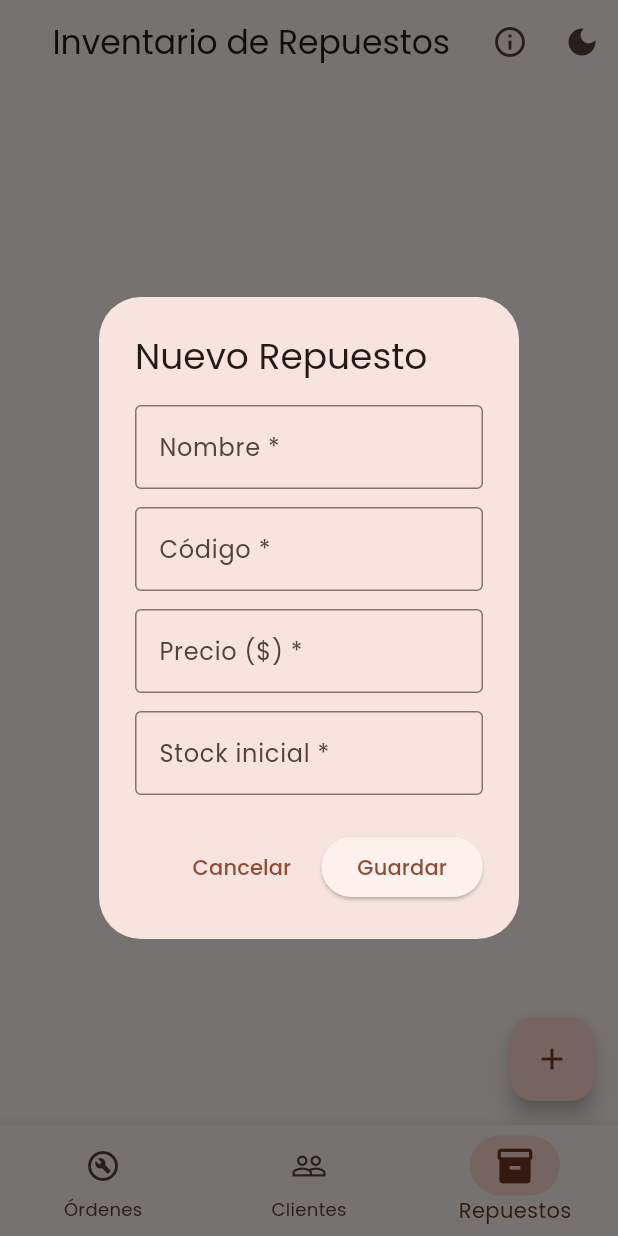
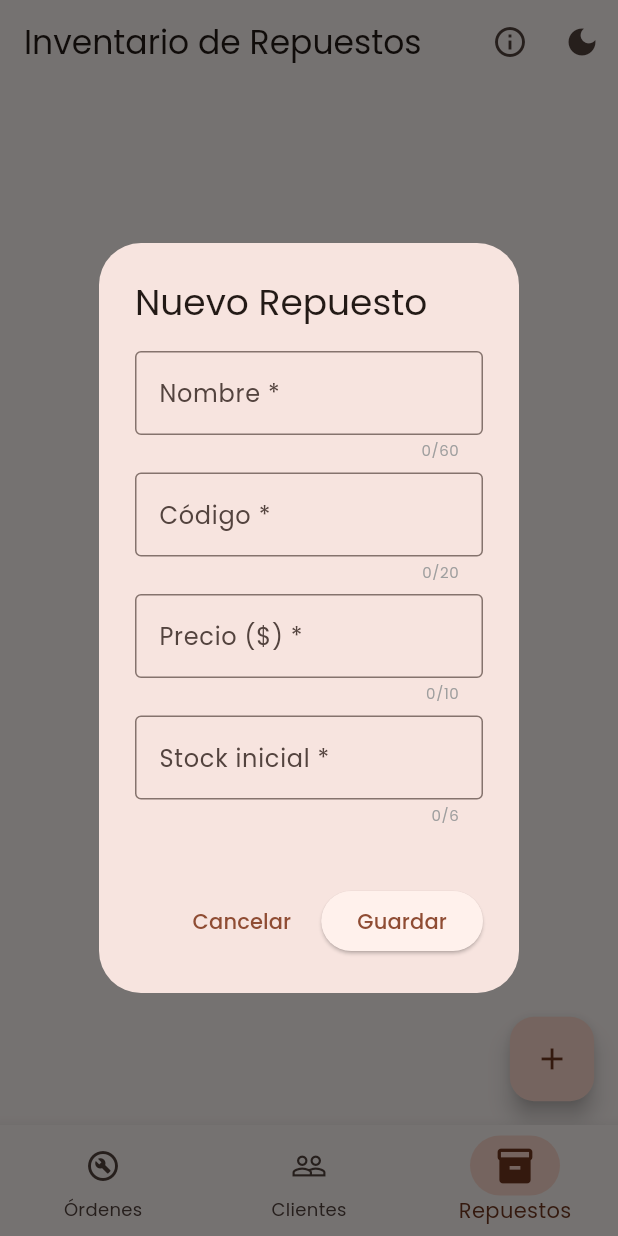
Before and after one commit to Yosbiel/El-Piston-App, a Flutter app: the screen it shows after launch, item 3 of the bottom bar chosen, after a tap on the "add" icon, on a phone screen of 412 x 824 dp. Run offline on Flutter 3.47's test engine with Material 3 defaults, Android fonts, the phone set to English and light mode, and no system bars; our stand-ins replace drift; accounts and stored records are empty.

Commit message:
Refactor: Animaciones compartidas, toasts, pantalla de carga y mejoras de UX

```diff
--- a/lib/main.dart
+++ b/lib/main.dart
@@ -7,15 +7,11 @@ import 'views/repuestos_screen.dart';
 
 void main() async {
   WidgetsFlutterBinding.ensureInitialized();
-  final db = AppDatabase(AppDatabase.openConnection());
-  await db.crearTablas();
-  final repo = Repositorio(db);
-  runApp(MyApp(repo: repo));
+  runApp(const MyApp());
 }
 
 class MyApp extends StatefulWidget {
-  final Repositorio repo;
-  const MyApp({super.key, required this.repo});
+  const MyApp({super.key});
 
   @override
   State<MyApp> createState() => _MyAppState();
@@ -23,26 +19,32 @@ class MyApp extends StatefulWidget {
 
 class _MyAppState extends State<MyApp> {
   ThemeMode _themeMode = ThemeMode.system;
+  late Future<Repositorio> _initFuture;
 
   @override
   void initState() {
     super.initState();
-    _cargarTema();
+    _initFuture = _inicializarApp();
   }
 
-  void _cargarTema() async {
-    final tema = await widget.repo.obtenerTema();
+  Future<Repositorio> _inicializarApp() async {
+    final db = AppDatabase(AppDatabase.openConnection());
+    await db.crearTablas();
+    final repo = Repositorio(db);
+    final tema = await repo.obtenerTema();
     if (tema != null && mounted) {
       setState(() {
         _themeMode = tema == 'dark' ? ThemeMode.dark : ThemeMode.light;
       });
     }
+    return repo;
   }
 
   void _cambiarTema() async {
     final nuevoModo = _themeMode == ThemeMode.light ? ThemeMode.dark : ThemeMode.light;
     setState(() => _themeMode = nuevoModo);
-    await widget.repo.guardarTema(nuevoModo == ThemeMode.dark ? 'dark' : 'light');
+    final repo = await _initFuture;
+    await repo.guardarTema(nuevoModo == ThemeMode.dark ? 'dark' : 'light');
   }
 
   @override
@@ -55,17 +57,50 @@ class _MyAppState extends State<MyApp> {
         useMaterial3: true,
         colorScheme: ColorScheme.fromSeed(seedColor: const Color(0xFFE65100), brightness: Brightness.light),
         fontFamily: 'Poppins',
-        appBarTheme: const AppBarTheme(centerTitle: true, elevation: 0),
+        appBarTheme: const AppBarTheme(centerTitle: false, elevation: 0),
       ),
       darkTheme: ThemeData(
         useMaterial3: true,
         colorScheme: ColorScheme.fromSeed(seedColor: const Color(0xFFE65100), brightness: Brightness.dark),
         fontFamily: 'Poppins',
-        appBarTheme: const AppBarTheme(centerTitle: true, elevation: 0),
+        appBarTheme: const AppBarTheme(centerTitle: false, elevation: 0),
       ),
-      home: MainScreen(
-        repo: widget.repo,
-        onCambiarTema: _cambiarTema,
+      home: FutureBuilder<Repositorio>(
+        future: _initFuture,
+        builder: (context, snapshot) {
+          if (snapshot.connectionState == ConnectionState.waiting) {
+            return const _PantallaCarga();
+          }
+          if (snapshot.hasError) {
+            return Scaffold(body: Center(child: Text('Error: ${snapshot.error}')));
+          }
+          final repo = snapshot.data!;
+          return MainScreen(repo: repo, onCambiarTema: _cambiarTema);
+        },
+      ),
+    );
+  }
+}
+
+class _PantallaCarga extends StatelessWidget {
+  const _PantallaCarga();
+
+  @override
+  Widget build(BuildContext context) {
+    return Scaffold(
+      body: Center(
+        child: Column(
+          mainAxisAlignment: MainAxisAlignment.center,
+          children: [
+            Icon(Icons.build, size: 80, color: Theme.of(context).colorScheme.primary),
+            const SizedBox(height: 24),
+            const Text('El Pistón', style: TextStyle(fontSize: 24, fontWeight: FontWeight.bold)),
+            const SizedBox(height: 32),
+            const CircularProgressIndicator(),
+            const SizedBox(height: 16),
+            const Text('Cargando taller...', style: TextStyle(color: Colors.grey)),
+          ],
+        ),
       ),
     );
   }
@@ -82,37 +117,37 @@ class MainScreen extends StatefulWidget {
 
 class _MainScreenState extends State<MainScreen> {
   int _index = 0;
+  final PageController _pageController = PageController();
   final _titulos = ['Órdenes de Servicio', 'Clientes', 'Inventario de Repuestos'];
 
   void _mostrarInformacion() {
-    showAboutDialog(
-      context: context, // <-- Ahora este context está dentro del MaterialApp
-      applicationName: 'El Pistón - Gestión de Taller',
-      applicationVersion: '1.0.0',
-      applicationIcon: const Icon(Icons.build, size: 50, color: Colors.orange),
-      children: [
-        const SizedBox(height: 16),
-        const Text(
-          'Aplicación para la gestión de clientes, vehículos, órdenes de servicio y repuestos del taller El Pistón.',
-          textAlign: TextAlign.center,
+    showDialog(
+      context: context,
+      builder: (ctx) => AlertDialog(
+        title: Row(
+          children: const [
+            Icon(Icons.build, color: Colors.orange),
+            SizedBox(width: 8),
+            Text('El Pistón'),
+          ],
         ),
-        const SizedBox(height: 16),
-        const Text(
-          'Desarrollado por:',
-          style: TextStyle(fontWeight: FontWeight.bold),
-          textAlign: TextAlign.center,
+        content: Column(
+          mainAxisSize: MainAxisSize.min,
+          children: const [
+            Text('Gestión de Taller', style: TextStyle(fontWeight: FontWeight.bold, fontSize: 16)),
+            SizedBox(height: 12),
+            Text('Aplicación para la gestión de clientes, vehículos, órdenes de servicio y repuestos del taller El Pistón.', textAlign: TextAlign.center),
+            SizedBox(height: 16),
+            Text('Desarrollado por:', style: TextStyle(fontWeight: FontWeight.bold)),
+            Text('Yosbiel Alejandro Díaz Cala'),
+            SizedBox(height: 8),
+            Text('Asignatura: Programación para Dispositivos Móviles', style: TextStyle(fontSize: 12, fontStyle: FontStyle.italic), textAlign: TextAlign.center),
+          ],
         ),
-        const Text(
-          'Yosbiel Alejandro Díaz Cala',
-          textAlign: TextAlign.center,
-        ),
-        const SizedBox(height: 8),
-        const Text(
-          'Asignatura: Programación para Dispositivos Móviles',
-          style: TextStyle(fontSize: 12, fontStyle: FontStyle.italic),
-          textAlign: TextAlign.center,
-        ),
-      ],
+        actions: [
+          TextButton(onPressed: () => Navigator.pop(ctx), child: const Text('Cerrar')),
+        ],
+      ),
     );
   }
 
@@ -130,7 +165,7 @@ class _MainScreenState extends State<MainScreen> {
         actions: [
           IconButton(
             icon: const Icon(Icons.info_outline),
-            onPressed: _mostrarInformacion, // <-- Llamada directa
+            onPressed: _mostrarInformacion,
             tooltip: 'Información',
           ),
           IconButton(
@@ -140,10 +175,16 @@ class _MainScreenState extends State<MainScreen> {
           ),
         ],
       ),
-      body: IndexedStack(index: _index, children: screens),
+      body: PageView(
+        controller: _pageController,
+        onPageChanged: (i) => setState(() => _index = i),
+        children: screens,
+      ),
       bottomNavigationBar: BottomNavigationBar(
         currentIndex: _index,
-        onTap: (i) => setState(() => _index = i),
+        onTap: (i) {
+          _pageController.animateToPage(i, duration: const Duration(milliseconds: 300), curve: Curves.easeInOut);
+        },
         type: BottomNavigationBarType.fixed,
         backgroundColor: Theme.of(context).colorScheme.surface,
         selectedItemColor: Theme.of(context).colorScheme.onPrimaryContainer,
@@ -161,33 +202,18 @@ class _MainScreenState extends State<MainScreen> {
     );
   }
 
-  BottomNavigationBarItem _buildItem(
-    BuildContext context, {
-    required IconData icon,
-    required IconData selectedIcon,
-    required String label,
-    required int index,
-  }) {
+  BottomNavigationBarItem _buildItem(BuildContext context, {required IconData icon, required IconData selectedIcon, required String label, required int index}) {
     final isSelected = _index == index;
     final colorScheme = Theme.of(context).colorScheme;
-
     return BottomNavigationBarItem(
       icon: Container(
         padding: const EdgeInsets.symmetric(horizontal: 16, vertical: 6),
-        decoration: isSelected
-            ? BoxDecoration(
-                color: colorScheme.primaryContainer,
-                borderRadius: BorderRadius.circular(20),
-              )
-            : null,
+        decoration: isSelected ? BoxDecoration(color: colorScheme.primaryContainer, borderRadius: BorderRadius.circular(20)) : null,
         child: Icon(icon, color: isSelected ? colorScheme.onPrimaryContainer : colorScheme.onSurfaceVariant),
       ),
       activeIcon: Container(
         padding: const EdgeInsets.symmetric(horizontal: 16, vertical: 6),
-        decoration: BoxDecoration(
-          color: colorScheme.primaryContainer,
-          borderRadius: BorderRadius.circular(20),
-        ),
+        decoration: BoxDecoration(color: colorScheme.primaryContainer, borderRadius: BorderRadius.circular(20)),
         child: Icon(selectedIcon, color: colorScheme.onPrimaryContainer),
       ),
       label: label,
--- a/lib/views/repuestos_screen.dart
+++ b/lib/views/repuestos_screen.dart
@@ -1,6 +1,8 @@
 import 'package:flutter/material.dart';
 import '../data/repositorio.dart';
 import '../models/repuesto.dart';
+import '../widgets/animaciones.dart';
+import '../utils/toast.dart';
 
 class RepuestosScreen extends StatefulWidget {
   final Repositorio repo;
@@ -24,24 +26,6 @@ class _RepuestosScreenState extends State<RepuestosScreen> {
     if (mounted) setState(() => _repuestos = data);
   }
 
-  void _mostrarToast(String mensaje, {bool esError = false}) {
-    ScaffoldMessenger.of(context).showSnackBar(
-      SnackBar(
-        content: Row(
-          children: [
-            Icon(esError ? Icons.error : Icons.check_circle, color: Colors.white),
-            const SizedBox(width: 8),
-            Expanded(child: Text(mensaje)),
-          ],
-        ),
-        backgroundColor: esError ? Colors.red : Colors.green,
-        behavior: SnackBarBehavior.floating,
-        shape: RoundedRectangleBorder(borderRadius: BorderRadius.circular(10)),
-        duration: const Duration(seconds: 2),
-      ),
-    );
-  }
-
   void _eliminar(Repuesto r) {
     showDialog(
       context: context,
@@ -56,7 +40,7 @@ class _RepuestosScreenState extends State<RepuestosScreen> {
               await widget.repo.eliminarRepuesto(r.id!);
               if (ctx.mounted) Navigator.pop(ctx);
               _cargar();
-              _mostrarToast('Repuesto eliminado');
+              mostrarToast(context, 'Repuesto eliminado');
             },
             child: const Text('Eliminar'),
           ),
@@ -78,32 +62,46 @@ class _RepuestosScreenState extends State<RepuestosScreen> {
       builder: (ctx) => StatefulBuilder(
         builder: (context, setStateDialog) {
           return AlertDialog(
+            insetPadding: const EdgeInsets.symmetric(horizontal: 20, vertical: 24),
             title: const Text('Nuevo Repuesto'),
             content: Form(
               key: formKey,
               child: SingleChildScrollView(
+                padding: const EdgeInsets.only(bottom: 16),
                 child: Column(
                   mainAxisSize: MainAxisSize.min,
                   children: [
                     TextFormField(
                       controller: nombreCtrl,
-                      decoration: const InputDecoration(labelText: 'Nombre *', border: OutlineInputBorder()),
+                      maxLength: 60,
+                      decoration: const InputDecoration(
+                        labelText: 'Nombre *',
+                        border: OutlineInputBorder(),
+                        counterStyle: TextStyle(fontSize: 10, color: Colors.grey),
+                      ),
                       validator: (v) => v == null || v.trim().isEmpty ? 'Obligatorio' : null,
                     ),
-                    const SizedBox(height: 12),
+                    const SizedBox(height: 8),
                     TextFormField(
                       controller: codigoCtrl,
+                      maxLength: 20,
                       decoration: InputDecoration(
                         labelText: 'Código *',
                         border: const OutlineInputBorder(),
-                        errorText: _errorCodigo, // Mostramos el error aquí
+                        errorText: _errorCodigo,
+                        counterStyle: const TextStyle(fontSize: 10, color: Colors.grey),
                       ),
                       validator: (v) => v == null || v.trim().isEmpty ? 'Obligatorio' : null,
                     ),
-                    const SizedBox(height: 12),
+                    const SizedBox(height: 8),
                     TextFormField(
                       controller: precioCtrl,
-                      decoration: const InputDecoration(labelText: 'Precio (\$) *', border: OutlineInputBorder()),
+                      maxLength: 10,
+                      decoration: const InputDecoration(
+                        labelText: 'Precio (\$) *',
+                        border: OutlineInputBorder(),
+                        counterStyle: TextStyle(fontSize: 10, color: Colors.grey),
+                      ),
                       keyboardType: const TextInputType.numberWithOptions(decimal: true),
                       validator: (v) {
                         if (v == null || v.trim().isEmpty) return 'Obligatorio';
@@ -112,10 +110,15 @@ class _RepuestosScreenState extends State<RepuestosScreen> {
                         return null;
                       },
                     ),
-                    const SizedBox(height: 12),
+                    const SizedBox(height: 8),
                     TextFormField(
                       controller: stockCtrl,
-                      decoration: const InputDecoration(labelText: 'Stock inicial *', border: OutlineInputBorder()),
+                      maxLength: 6,
+                      decoration: const InputDecoration(
+                        labelText: 'Stock inicial *',
+                        border: OutlineInputBorder(),
+                        counterStyle: TextStyle(fontSize: 10, color: Colors.grey),
+                      ),
                       keyboardType: TextInputType.number,
                       validator: (v) {
                         if (v == null || v.trim().isEmpty) return 'Obligatorio';
@@ -135,9 +138,7 @@ class _RepuestosScreenState extends State<RepuestosScreen> {
                   if (formKey.currentState!.validate()) {
                     final codigo = codigoCtrl.text.trim();
                     if (await widget.repo.existeCodigoRepuesto(codigo)) {
-                      setStateDialog(() {
-                        _errorCodigo = 'Ese código ya está registrado';
-                      });
+                      setStateDialog(() => _errorCodigo = 'Ese código ya está registrado');
                       return;
                     }
                     setStateDialog(() => _errorCodigo = null);
@@ -149,7 +150,7 @@ class _RepuestosScreenState extends State<RepuestosScreen> {
                     ));
                     if (ctx.mounted) Navigator.pop(ctx);
                     _cargar();
-                    _mostrarToast('Repuesto guardado con éxito');
+                    mostrarToast(context, 'Repuesto guardado con éxito');
                   }
                 },
                 child: const Text('Guardar'),
@@ -165,14 +166,16 @@ class _RepuestosScreenState extends State<RepuestosScreen> {
   Widget build(BuildContext context) {
     return Scaffold(
       body: _repuestos.isEmpty
-          ? const Center(child: Text('No hay repuestos en inventario'))
+          ? const AnimatedEmptyText(texto: 'No hay repuestos en inventario')
           : ListView.builder(
               padding: const EdgeInsets.all(12),
               itemCount: _repuestos.length,
               itemBuilder: (_, i) {
                 final r = _repuestos[i];
                 final stockBajo = r.stock < 5;
-                return Card(
+                return AnimatedCard(
+                  index: i,
+                  child: Card(
                     elevation: 2,
                     margin: const EdgeInsets.only(bottom: 8),
                     child: ListTile(
@@ -200,13 +203,11 @@ class _RepuestosScreenState extends State<RepuestosScreen> {
                         ],
                       ),
                     ),
+                  ),
                 );
               },
             ),
-      floatingActionButton: FloatingActionButton(
-        onPressed: _mostrarFormulario,
-        child: const Icon(Icons.add),
-      ),
+      floatingActionButton: AnimatedFab(onPressed: _mostrarFormulario),
     );
   }
 }
--- /dev/null
+++ b/lib/widgets/animaciones.dart
@@ -0,0 +1,127 @@
+import 'package:flutter/material.dart';
+
+// Animación para las tarjetas (fade + slide up)
+class AnimatedCard extends StatefulWidget {
+  final Widget child;
+  final int index;
+  const AnimatedCard({super.key, required this.child, required this.index});
+
+  @override
+  State<AnimatedCard> createState() => _AnimatedCardState();
+}
+
+class _AnimatedCardState extends State<AnimatedCard> with SingleTickerProviderStateMixin {
+  late AnimationController _controller;
+  late Animation<double> _opacity;
+  late Animation<Offset> _slide;
+
+  @override
+  void initState() {
+    super.initState();
+    _controller = AnimationController(vsync: this, duration: const Duration(milliseconds: 350));
+    _opacity = Tween<double>(begin: 0, end: 1).animate(CurvedAnimation(parent: _controller, curve: Curves.easeOut));
+    _slide = Tween<Offset>(begin: const Offset(0, 0.2), end: Offset.zero).animate(CurvedAnimation(parent: _controller, curve: Curves.easeOut));
+    Future.delayed(Duration(milliseconds: widget.index * 50), () {
+      if (mounted) _controller.forward();
+    });
+  }
+
+  @override
+  void dispose() {
+    _controller.dispose();
+    super.dispose();
+  }
+
+  @override
+  Widget build(BuildContext context) {
+    return FadeTransition(
+      opacity: _opacity,
+      child: SlideTransition(position: _slide, child: widget.child),
+    );
+  }
+}
+
+// Animación para los textos vacíos (fade + slide up con rebote)
+class AnimatedEmptyText extends StatefulWidget {
+  final String texto;
+  const AnimatedEmptyText({super.key, required this.texto});
+
+  @override
+  State<AnimatedEmptyText> createState() => _AnimatedEmptyTextState();
+}
+
+class _AnimatedEmptyTextState extends State<AnimatedEmptyText> with SingleTickerProviderStateMixin {
+  late AnimationController _controller;
+  late Animation<double> _opacity;
+  late Animation<Offset> _slide;
+
+  @override
+  void initState() {
+    super.initState();
+    _controller = AnimationController(vsync: this, duration: const Duration(milliseconds: 500));
+    _opacity = Tween<double>(begin: 0, end: 1).animate(CurvedAnimation(parent: _controller, curve: Curves.easeOut));
+    _slide = Tween<Offset>(begin: const Offset(0, 0.3), end: Offset.zero).animate(CurvedAnimation(parent: _controller, curve: Curves.easeOutBack));
+    _controller.forward();
+  }
+
+  @override
+  void dispose() {
+    _controller.dispose();
+    super.dispose();
+  }
+
+  @override
+  Widget build(BuildContext context) {
+    return Center(
+      child: FadeTransition(
+        opacity: _opacity,
+        child: SlideTransition(
+          position: _slide,
+          child: Text(widget.texto, style: const TextStyle(fontSize: 16, color: Colors.grey)),
+        ),
+      ),
+    );
+  }
+}
+
+// Animación para el botón flotante (boing-boing)
+class AnimatedFab extends StatefulWidget {
+  final VoidCallback onPressed;
+  const AnimatedFab({super.key, required this.onPressed});
+
+  @override
+  State<AnimatedFab> createState() => _AnimatedFabState();
+}
+
+class _AnimatedFabState extends State<AnimatedFab> with SingleTickerProviderStateMixin {
+  late AnimationController _controller;
+  late Animation<double> _scale;
+
+  @override
+  void initState() {
+    super.initState();
+    _controller = AnimationController(vsync: this, duration: const Duration(milliseconds: 800));
+    _scale = TweenSequence<double>([
+      TweenSequenceItem(tween: Tween(begin: 1.0, end: 1.15), weight: 50),
+      TweenSequenceItem(tween: Tween(begin: 1.15, end: 1.0), weight: 50),
+    ]).animate(CurvedAnimation(parent: _controller, curve: Curves.easeInOut));
+    _controller.repeat(reverse: true, period: const Duration(seconds: 2));
+  }
+
+  @override
+  void dispose() {
+    _controller.dispose();
+    super.dispose();
+  }
+
+  @override
+  Widget build(BuildContext context) {
+    return ScaleTransition(
+      scale: _scale,
+      child: FloatingActionButton(
+        onPressed: widget.onPressed,
+        child: const Icon(Icons.add),
+      ),
+    );
+  }
+}
```
Also changed, not shown: lib/utils/toast.dart (added, +19 -0 lines), lib/views/clientes_screen.dart (+30 -34 lines), lib/views/ordenes_screen.dart (+36 -66 lines). Lines whose indentation alone changed are shown as unchanged.
